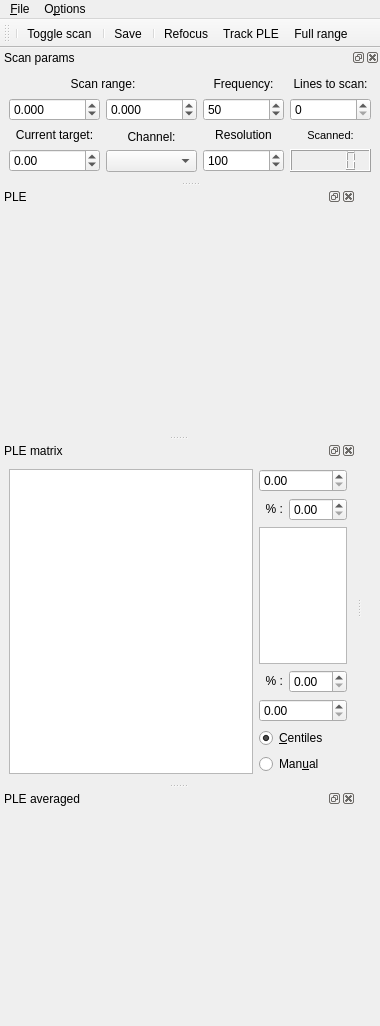
This is src/qudi/gui/ple/ple_gui.ui in bbuusshh/scudi as Qt 5 draws it before an edit. The edited form follows.
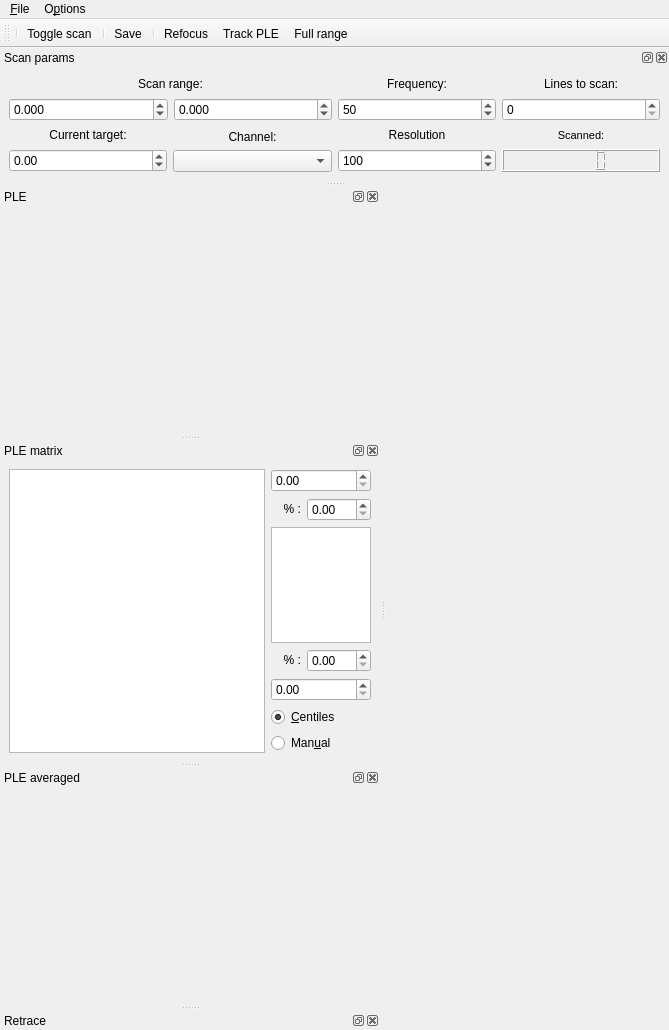
This is the edited form. Icons and pictures are not drawn. Custom widgets are drawn as their Qt base class.

Commit message: upda_retrace

Diff of the .ui file:
```diff
--- a/src/qudi/gui/ple/ple_gui.ui
+++ b/src/qudi/gui/ple/ple_gui.ui
@@ -6,8 +6,8 @@
    <rect>
     <x>0</x>
     <y>0</y>
-    <width>380</width>
-    <height>1026</height>
+    <width>669</width>
+    <height>1030</height>
    </rect>
   </property>
   <property name="sizePolicy">
@@ -45,7 +45,7 @@
     <rect>
      <x>0</x>
      <y>0</y>
-     <width>380</width>
+     <width>669</width>
      <height>21</height>
     </rect>
    </property>
@@ -606,6 +606,15 @@
     </layout>
    </widget>
   </widget>
+  <widget class="QDockWidget" name="ple_retrace_data_dockWidget">
+   <property name="windowTitle">
+    <string>Retrace</string>
+   </property>
+   <attribute name="dockWidgetArea">
+    <number>1</number>
+   </attribute>
+   <widget class="QWidget" name="ple_retrace_widget"/>
+  </widget>
   <action name="action_ple_settings">
    <property name="icon">
     <iconset>
```
Left out of the diff: 1 changed line with no effect on the pictures. The commit also changes 7 other files.
